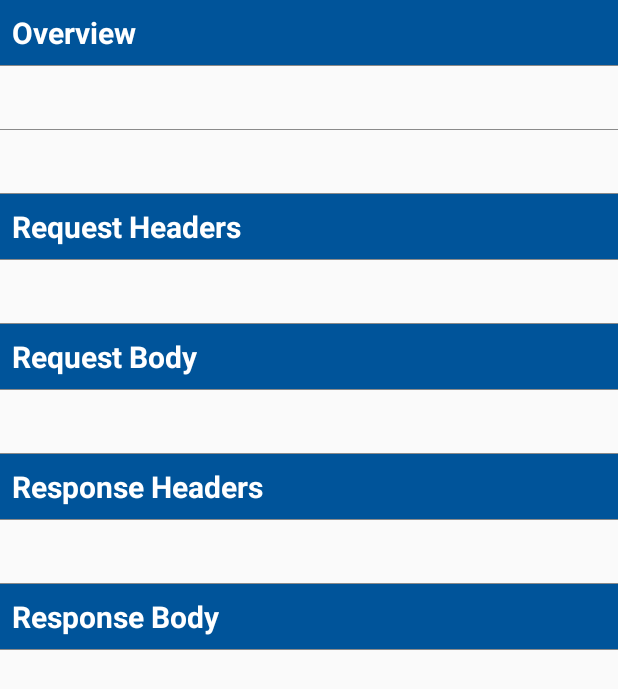
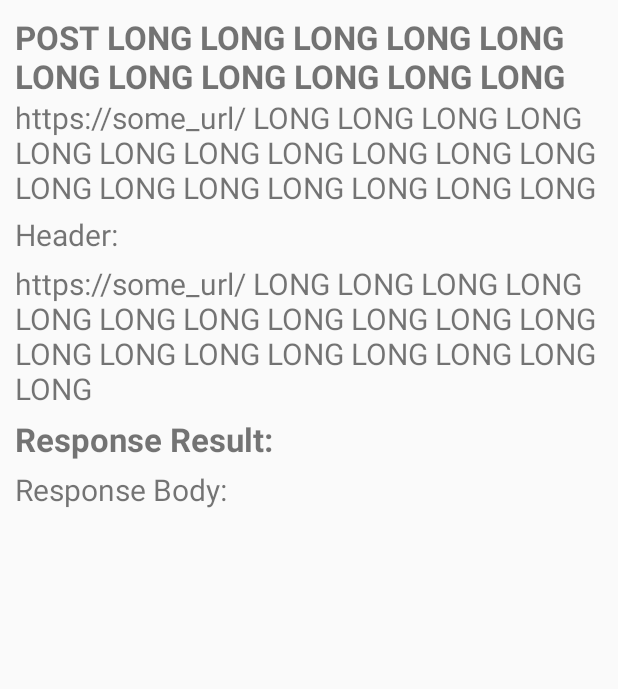
Before and after one commit to johnsonandjohnson/Guppy-Android, an Android app: the layout request_detail_dialog.xml on its own in the app's theme, with its tools: preview values and no code run, on a phone screen of 412 x 824 dp. Shown: the top 689 px of the screen. Run offline under Robolectric (Android 15) with nearby library versions, the phone set to English and light mode, and no system bars.

Commit message:
Revert "Add section headers to request details"
This reverts commit c4bd5364f5f865ebfad95cea741d323053314ef4.

```diff
--- a/guppy/src/main/java/com/jnj/guppy/ui/RequestDetailDialogFragment.kt
+++ b/guppy/src/main/java/com/jnj/guppy/ui/RequestDetailDialogFragment.kt
@@ -41,11 +41,13 @@ class RequestDetailDialogFragment : DialogFragment() {
             dialog.window?.setLayout(ViewGroup.LayoutParams.MATCH_PARENT, ViewGroup.LayoutParams.MATCH_PARENT)
 
             guppyData?.let { data ->
+                dialog.findViewById<TextView>(R.id.request_url).text = data.host
+                dialog.findViewById<TextView>(R.id.request_body).text = data.requestBody
+
+                dialog.findViewById<TextView>(R.id.request_headers).text = data.requestHeaders
+
                 dialog.findViewById<TextView>(R.id.request_type).text = data.requestType
-                dialog.findViewById<TextView>(R.id.request_status).text = data.statusMessage
-                dialog.findViewById<TextView>(R.id.request_headers).text = data.requestHeaders
-                dialog.findViewById<TextView>(R.id.request_body).text = data.requestBody
-                dialog.findViewById<TextView>(R.id.response_headers).text = data.responseHeaders
+                dialog.findViewById<TextView>(R.id.response_result).text = data.responseResult
                 dialog.findViewById<TextView>(R.id.response_body).text = formatJson(data.responseBody)
             }
             onViewCreated(view, savedInstanceState)
--- a/guppy/src/main/res/layout/request_detail_dialog.xml
+++ b/guppy/src/main/res/layout/request_detail_dialog.xml
@@ -1,5 +1,6 @@
 <?xml version="1.0" encoding="utf-8"?>
 <ScrollView xmlns:android="http://schemas.android.com/apk/res/android"
+    xmlns:tools="http://schemas.android.com/tools"
     android:layout_width="match_parent"
     android:layout_height="wrap_content"
     android:fillViewport="true">
@@ -8,58 +9,70 @@
         android:layout_width="match_parent"
         android:layout_height="wrap_content"
         android:layout_marginBottom="10dp"
-        android:divider="@drawable/divider"
         android:orientation="vertical"
-        android:showDividers="middle">
-
-        <TextView
-            android:id="@+id/overview"
-            style="@style/textLabel"
-            android:text="@string/overview" />
+        android:padding="10dp">
 
         <TextView
             android:id="@+id/request_type"
-            style="@style/textValue" />
+            android:layout_width="wrap_content"
+            android:layout_height="wrap_content"
+            android:layout_marginEnd="5dp"
+            android:ellipsize="end"
+            android:maxLines="2"
+            android:textIsSelectable="true"
+            android:textSize="22sp"
+            android:textStyle="bold"
+            tools:text="POST LONG LONG LONG LONG LONG LONG LONG LONG LONG LONG LONG LONG LONG LONG " />
 
         <TextView
-            android:id="@+id/request_status"
-            style="@style/textValue" />
-
-        <TextView
-            android:id="@+id/request_headers_label"
-            style="@style/textLabel"
-            android:text="@string/request_header" />
+            android:id="@+id/request_url"
+            android:layout_width="match_parent"
+            android:layout_height="wrap_content"
+            android:layout_marginBottom="5dp"
+            android:ellipsize="end"
+            android:maxLines="3"
+            android:textIsSelectable="true"
+            android:textSize="20sp"
+            tools:text="https://some_url/ LONG LONG LONG LONG LONG LONG LONG LONG LONG LONG LONG LONG LONG LONG LONG LONG LONG LONG LONG" />
 
         <TextView
             android:id="@+id/request_headers"
-            style="@style/textValue" />
-
-        <TextView
-            android:id="@+id/request_body_label"
-            style="@style/textLabel"
-            android:text="@string/request_body" />
+            android:layout_width="match_parent"
+            android:layout_height="wrap_content"
+            android:layout_marginBottom="5dp"
+            android:textIsSelectable="true"
+            android:textSize="20sp"
+            tools:text="Header: " />
 
         <TextView
             android:id="@+id/request_body"
-            style="@style/textValue" />
+            android:layout_width="match_parent"
+            android:layout_height="wrap_content"
+            android:layout_marginBottom="5dp"
+            android:textIsSelectable="true"
+            android:textSize="20sp"
+            tools:text="https://some_url/ LONG LONG LONG LONG LONG LONG LONG LONG LONG LONG LONG LONG LONG LONG LONG LONG LONG LONG LONG" />
 
         <TextView
-            android:id="@+id/response_headers_label"
-            style="@style/textLabel"
-            android:text="@string/response_headers" />
-
-        <TextView
-            android:id="@+id/response_headers"
-            style="@style/textValue" />
-
-        <TextView
-            android:id="@+id/response_body_label"
-            style="@style/textLabel"
-            android:text="@string/response_body" />
+            android:id="@+id/response_result"
+            android:layout_width="match_parent"
+            android:layout_height="wrap_content"
+            android:layout_marginBottom="5dp"
+            android:ellipsize="end"
+            android:maxLines="3"
+            android:textIsSelectable="true"
+            android:textSize="22sp"
+            android:textStyle="bold"
+            tools:text="Response Result:" />
 
         <TextView
             android:id="@+id/response_body"
-            style="@style/textValue" />
+            android:layout_width="match_parent"
+            android:layout_height="wrap_content"
+            android:layout_marginBottom="5dp"
+            android:textIsSelectable="true"
+            android:textSize="20sp"
+            tools:text="Response Body: " />
 
     </LinearLayout>
 
--- a/guppy/src/main/res/values/colors.xml
+++ b/guppy/src/main/res/values/colors.xml
@@ -5,6 +5,4 @@
 
     <color name="green_700">#388e3c</color>
     <color name="red_700">#d32f2f</color>
-    <color name="white">#fff</color>
-    <color name="dark_blue">#00549A</color>
 </resources>
--- a/guppy/src/main/res/values/strings.xml
+++ b/guppy/src/main/res/values/strings.xml
@@ -1,10 +1,14 @@
 <resources>
     <string name="guppy_name">Guppy</string>
-    <string name="overview">Overview</string>
     <string name="guppy_version_string">Guppy Version %1$s</string>
+    <string name="request_type">Request Type:</string>
+    <string name="url">URL:</string>
     <string name="request_content_type">Request Content Type:</string>
-    <string name="request_header">Request Headers</string>
-    <string name="request_body">Request Body</string>
-    <string name="response_headers">Response Headers</string>
-    <string name="response_body">Response Body</string>
+    <string name="request_header">Request Header:</string>
+    <string name="request_body">Request Body:</string>
+    <string name="response_content_type">Response Content Type:</string>
+    <string name="response_content_length">Response Content Length:</string>
+    <string name="response_result">Response Result:</string>
+    <string name="response_headers">Response Headers:</string>
+    <string name="response_body">Response Body:</string>
 </resources>
--- a/guppy/src/main/res/values/styles.xml
+++ /dev/null
@@ -1,24 +0,0 @@
-<?xml version="1.0" encoding="utf-8"?>
-<resources>
-
-    <style name="textValue">
-        <item name="android:padding">8dp</item>
-        <item name="android:textIsSelectable">true</item>
-        <item name="android:textSize">19sp</item>
-        <item name="android:layout_marginEnd">5dp</item>
-        <item name="android:layout_height">wrap_content</item>
-        <item name="android:layout_width">wrap_content</item>
-        <item name="android:ellipsize">end</item>
-    </style>
-
-    <style name="textLabel">
-        <item name="android:layout_height">wrap_content</item>
-        <item name="android:layout_width">match_parent</item>
-        <item name="android:padding">8dp</item>>
-        <item name="android:background">@color/dark_blue</item>
-        <item name="android:textIsSelectable">true</item>
-        <item name="android:textSize">20sp</item>
-        <item name="android:textStyle">bold</item>
-        <item name="android:textColor">@color/white</item>
-    </style>
-</resources>
```
